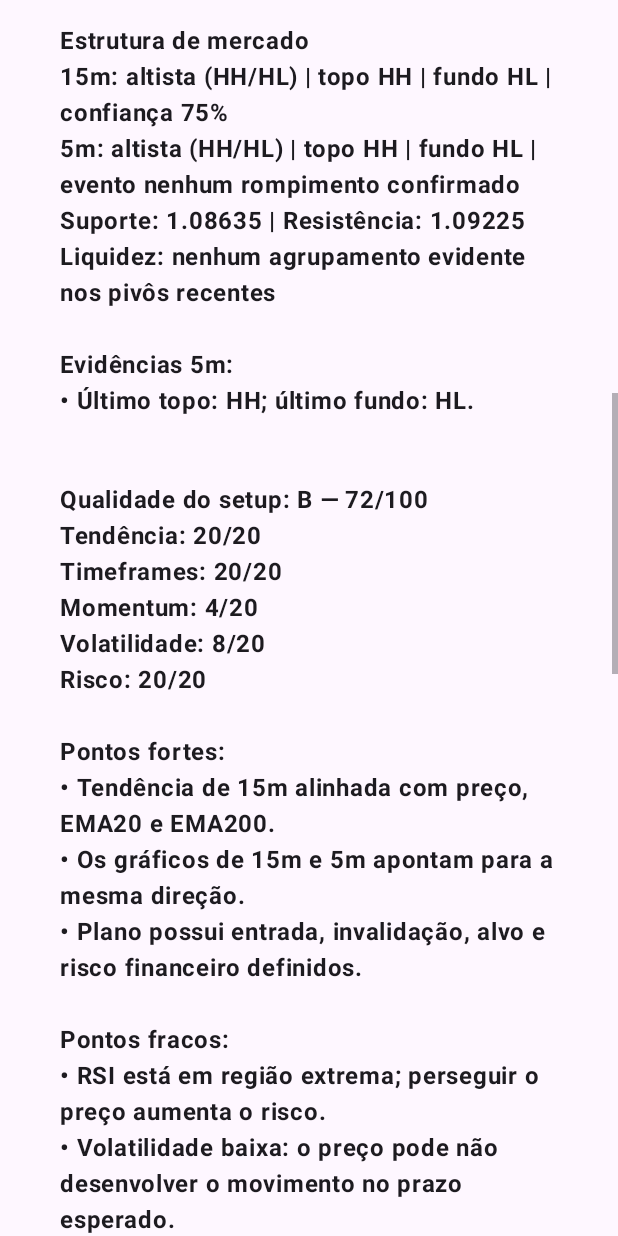
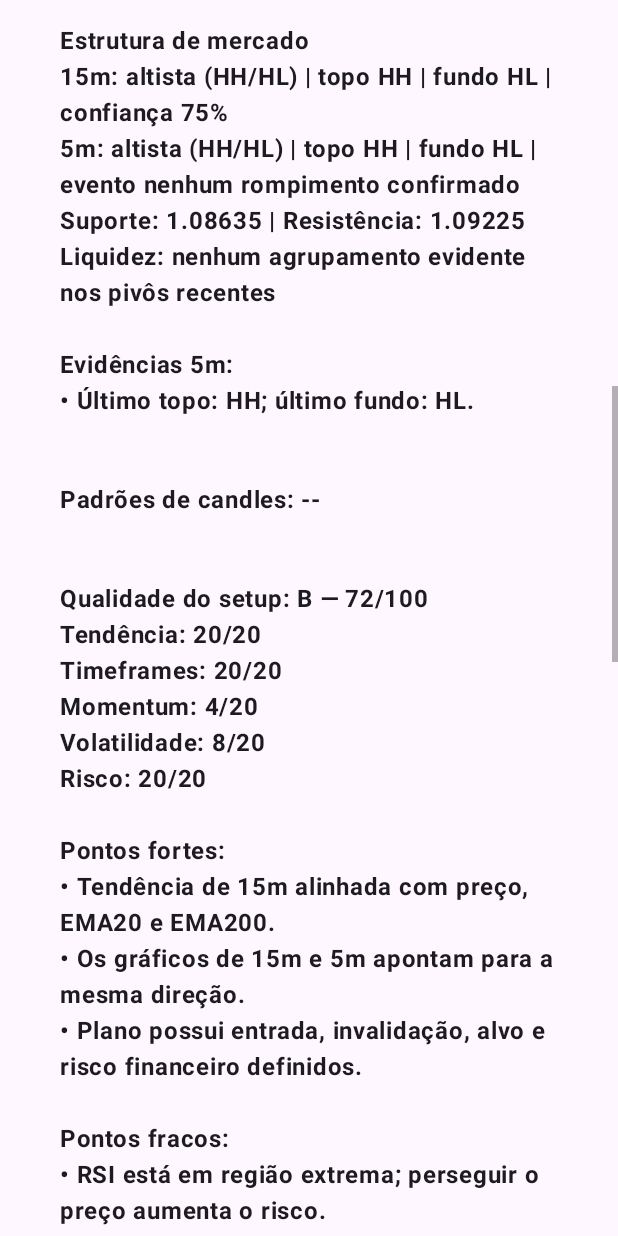
Before and after one commit to PrimalSword/orbis-wheel-mvp-vjoy, an Android app: the screen it shows after launch (MainActivity), scrolled down 1153 dp, on a phone screen of 412 x 824 dp. Run offline under Robolectric (Android 15) with nearby library versions, the light colour scheme and no system bars; pictures from the network do not load.

Commit message:
Add candlestick patterns panel

```diff
--- a/app/src/main/res/layout/activity_main.xml
+++ b/app/src/main/res/layout/activity_main.xml
@@ -10,180 +10,31 @@
         android:orientation="vertical"
         android:padding="24dp">
 
-        <TextView
-            android:id="@+id/titleText"
-            android:layout_width="wrap_content"
-            android:layout_height="wrap_content"
-            android:layout_gravity="center_horizontal"
-            android:text="ORBISTRADE"
-            android:textAppearance="@style/TextAppearance.Material3.HeadlineMedium"
-            android:textStyle="bold" />
+        <TextView android:id="@+id/titleText" android:layout_width="wrap_content" android:layout_height="wrap_content" android:layout_gravity="center_horizontal" android:text="ORBISTRADE" android:textAppearance="@style/TextAppearance.Material3.HeadlineMedium" android:textStyle="bold" />
+        <TextView android:id="@+id/statusText" android:layout_width="wrap_content" android:layout_height="wrap_content" android:layout_gravity="center_horizontal" android:layout_marginTop="12dp" android:text="Inicializando motor..." android:textAppearance="@style/TextAppearance.Material3.BodyLarge" />
+        <Button android:id="@+id/apiSettingsButton" android:layout_width="match_parent" android:layout_height="wrap_content" android:layout_marginTop="20dp" android:text="Configurar APIs" />
 
-        <TextView
-            android:id="@+id/statusText"
-            android:layout_width="wrap_content"
-            android:layout_height="wrap_content"
-            android:layout_gravity="center_horizontal"
-            android:layout_marginTop="12dp"
-            android:text="Inicializando motor..."
-            android:textAppearance="@style/TextAppearance.Material3.BodyLarge" />
-
-        <Button
-            android:id="@+id/apiSettingsButton"
-            android:layout_width="match_parent"
-            android:layout_height="wrap_content"
-            android:layout_marginTop="20dp"
-            android:text="Configurar APIs" />
-
-        <TextView
-            android:layout_width="match_parent"
-            android:layout_height="wrap_content"
-            android:layout_marginTop="20dp"
-            android:text="Qual é a sua hipótese antes da análise?"
-            android:textAppearance="@style/TextAppearance.Material3.TitleMedium" />
-
-        <RadioGroup
-            android:id="@+id/thesisGroup"
-            android:layout_width="match_parent"
-            android:layout_height="wrap_content"
-            android:orientation="horizontal">
-
-            <RadioButton
-                android:id="@+id/thesisBuy"
-                android:layout_width="wrap_content"
-                android:layout_height="wrap_content"
-                android:text="Compra" />
-
-            <RadioButton
-                android:id="@+id/thesisSell"
-                android:layout_width="wrap_content"
-                android:layout_height="wrap_content"
-                android:text="Venda" />
-
-            <RadioButton
-                android:id="@+id/thesisNeutral"
-                android:layout_width="wrap_content"
-                android:layout_height="wrap_content"
-                android:checked="true"
-                android:text="Neutro" />
+        <TextView android:layout_width="match_parent" android:layout_height="wrap_content" android:layout_marginTop="20dp" android:text="Qual é a sua hipótese antes da análise?" android:textAppearance="@style/TextAppearance.Material3.TitleMedium" />
+        <RadioGroup android:id="@+id/thesisGroup" android:layout_width="match_parent" android:layout_height="wrap_content" android:orientation="horizontal">
+            <RadioButton android:id="@+id/thesisBuy" android:layout_width="wrap_content" android:layout_height="wrap_content" android:text="Compra" />
+            <RadioButton android:id="@+id/thesisSell" android:layout_width="wrap_content" android:layout_height="wrap_content" android:text="Venda" />
+            <RadioButton android:id="@+id/thesisNeutral" android:layout_width="wrap_content" android:layout_height="wrap_content" android:checked="true" android:text="Neutro" />
         </RadioGroup>
 
-        <EditText
-            android:id="@+id/balanceInput"
-            android:layout_width="match_parent"
-            android:layout_height="wrap_content"
-            android:layout_marginTop="16dp"
-            android:hint="Saldo da conta"
-            android:inputType="numberDecimal"
-            android:text="10000" />
+        <EditText android:id="@+id/balanceInput" android:layout_width="match_parent" android:layout_height="wrap_content" android:layout_marginTop="16dp" android:hint="Saldo da conta" android:inputType="numberDecimal" android:text="10000" />
+        <EditText android:id="@+id/riskInput" android:layout_width="match_parent" android:layout_height="wrap_content" android:layout_marginTop="12dp" android:hint="Risco por operação (%)" android:inputType="numberDecimal" android:text="1" />
+        <Button android:id="@+id/analyzeButton" android:layout_width="match_parent" android:layout_height="wrap_content" android:layout_marginTop="16dp" android:text="Analisar e aprender" />
 
-        <EditText
-            android:id="@+id/riskInput"
-            android:layout_width="match_parent"
-            android:layout_height="wrap_content"
-            android:layout_marginTop="12dp"
-            android:hint="Risco por operação (%)"
-            android:inputType="numberDecimal"
-            android:text="1" />
-
-        <Button
-            android:id="@+id/analyzeButton"
-            android:layout_width="match_parent"
-            android:layout_height="wrap_content"
-            android:layout_marginTop="16dp"
-            android:text="Analisar e aprender" />
-
-        <TextView
-            android:id="@+id/regimeText"
-            android:layout_width="match_parent"
-            android:layout_height="wrap_content"
-            android:layout_marginTop="28dp"
-            android:text="Mercado: --"
-            android:textAppearance="@style/TextAppearance.Material3.TitleMedium" />
-
-        <TextView
-            android:id="@+id/strategyText"
-            android:layout_width="match_parent"
-            android:layout_height="wrap_content"
-            android:layout_marginTop="12dp"
-            android:text="Estratégia: --"
-            android:textAppearance="@style/TextAppearance.Material3.TitleMedium" />
-
-        <TextView
-            android:id="@+id/decisionText"
-            android:layout_width="match_parent"
-            android:layout_height="wrap_content"
-            android:layout_marginTop="20dp"
-            android:padding="16dp"
-            android:text="Decisão: --"
-            android:textAppearance="@style/TextAppearance.Material3.BodyLarge" />
-
-        <TextView
-            android:id="@+id/multiTimeframeText"
-            android:layout_width="match_parent"
-            android:layout_height="wrap_content"
-            android:layout_marginTop="12dp"
-            android:padding="16dp"
-            android:text="Filtro multitemporal: --"
-            android:textAppearance="@style/TextAppearance.Material3.BodyLarge"
-            android:textStyle="bold" />
-
-        <TextView
-            android:id="@+id/marketStructureText"
-            android:layout_width="match_parent"
-            android:layout_height="wrap_content"
-            android:layout_marginTop="12dp"
-            android:padding="16dp"
-            android:text="Estrutura de mercado: --"
-            android:textAppearance="@style/TextAppearance.Material3.BodyLarge"
-            android:textStyle="bold" />
-
-        <TextView
-            android:id="@+id/setupScoreText"
-            android:layout_width="match_parent"
-            android:layout_height="wrap_content"
-            android:layout_marginTop="12dp"
-            android:padding="16dp"
-            android:text="Qualidade do setup: --"
-            android:textAppearance="@style/TextAppearance.Material3.BodyLarge"
-            android:textStyle="bold" />
-
-        <TextView
-            android:id="@+id/mentorText"
-            android:layout_width="match_parent"
-            android:layout_height="wrap_content"
-            android:layout_marginTop="12dp"
-            android:padding="16dp"
-            android:text="Modo mentor: --"
-            android:textAppearance="@style/TextAppearance.Material3.BodyLarge" />
-
-        <TextView
-            android:id="@+id/riskPlanText"
-            android:layout_width="match_parent"
-            android:layout_height="wrap_content"
-            android:layout_marginTop="12dp"
-            android:padding="16dp"
-            android:text="Plano de risco: --"
-            android:textAppearance="@style/TextAppearance.Material3.BodyLarge" />
-
-        <TextView
-            android:id="@+id/entrySetupText"
-            android:layout_width="match_parent"
-            android:layout_height="wrap_content"
-            android:layout_marginTop="12dp"
-            android:padding="16dp"
-            android:text="Setup condicional de entrada: --"
-            android:textAppearance="@style/TextAppearance.Material3.BodyLarge"
-            android:textStyle="bold" />
-
-        <TextView
-            android:id="@+id/biasReviewText"
-            android:layout_width="match_parent"
-            android:layout_height="wrap_content"
-            android:layout_marginTop="12dp"
-            android:padding="16dp"
-            android:text="Revisão contra viés de confirmação: --"
-            android:textAppearance="@style/TextAppearance.Material3.BodyLarge" />
-
+        <TextView android:id="@+id/regimeText" android:layout_width="match_parent" android:layout_height="wrap_content" android:layout_marginTop="28dp" android:text="Mercado: --" android:textAppearance="@style/TextAppearance.Material3.TitleMedium" />
+        <TextView android:id="@+id/strategyText" android:layout_width="match_parent" android:layout_height="wrap_content" android:layout_marginTop="12dp" android:text="Estratégia: --" android:textAppearance="@style/TextAppearance.Material3.TitleMedium" />
+        <TextView android:id="@+id/decisionText" android:layout_width="match_parent" android:layout_height="wrap_content" android:layout_marginTop="20dp" android:padding="16dp" android:text="Decisão: --" android:textAppearance="@style/TextAppearance.Material3.BodyLarge" />
+        <TextView android:id="@+id/multiTimeframeText" android:layout_width="match_parent" android:layout_height="wrap_content" android:layout_marginTop="12dp" android:padding="16dp" android:text="Filtro multitemporal: --" android:textAppearance="@style/TextAppearance.Material3.BodyLarge" android:textStyle="bold" />
+        <TextView android:id="@+id/marketStructureText" android:layout_width="match_parent" android:layout_height="wrap_content" android:layout_marginTop="12dp" android:padding="16dp" android:text="Estrutura de mercado: --" android:textAppearance="@style/TextAppearance.Material3.BodyLarge" android:textStyle="bold" />
+        <TextView android:id="@+id/candlestickPatternText" android:layout_width="match_parent" android:layout_height="wrap_content" android:layout_marginTop="12dp" android:padding="16dp" android:text="Padrões de candles: --" android:textAppearance="@style/TextAppearance.Material3.BodyLarge" android:textStyle="bold" />
+        <TextView android:id="@+id/setupScoreText" android:layout_width="match_parent" android:layout_height="wrap_content" android:layout_marginTop="12dp" android:padding="16dp" android:text="Qualidade do setup: --" android:textAppearance="@style/TextAppearance.Material3.BodyLarge" android:textStyle="bold" />
+        <TextView android:id="@+id/mentorText" android:layout_width="match_parent" android:layout_height="wrap_content" android:layout_marginTop="12dp" android:padding="16dp" android:text="Modo mentor: --" android:textAppearance="@style/TextAppearance.Material3.BodyLarge" />
+        <TextView android:id="@+id/riskPlanText" android:layout_width="match_parent" android:layout_height="wrap_content" android:layout_marginTop="12dp" android:padding="16dp" android:text="Plano de risco: --" android:textAppearance="@style/TextAppearance.Material3.BodyLarge" />
+        <TextView android:id="@+id/entrySetupText" android:layout_width="match_parent" android:layout_height="wrap_content" android:layout_marginTop="12dp" android:padding="16dp" android:text="Setup condicional de entrada: --" android:textAppearance="@style/TextAppearance.Material3.BodyLarge" android:textStyle="bold" />
+        <TextView android:id="@+id/biasReviewText" android:layout_width="match_parent" android:layout_height="wrap_content" android:layout_marginTop="12dp" android:padding="16dp" android:text="Revisão contra viés de confirmação: --" android:textAppearance="@style/TextAppearance.Material3.BodyLarge" />
     </LinearLayout>
 </ScrollView>
```
